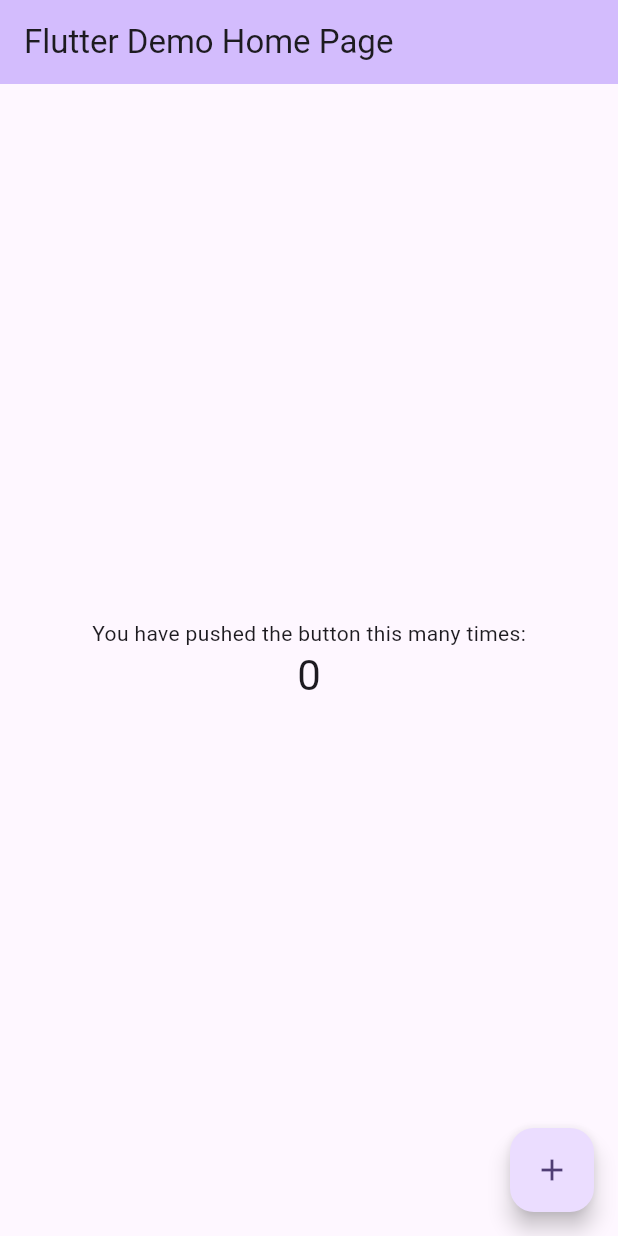
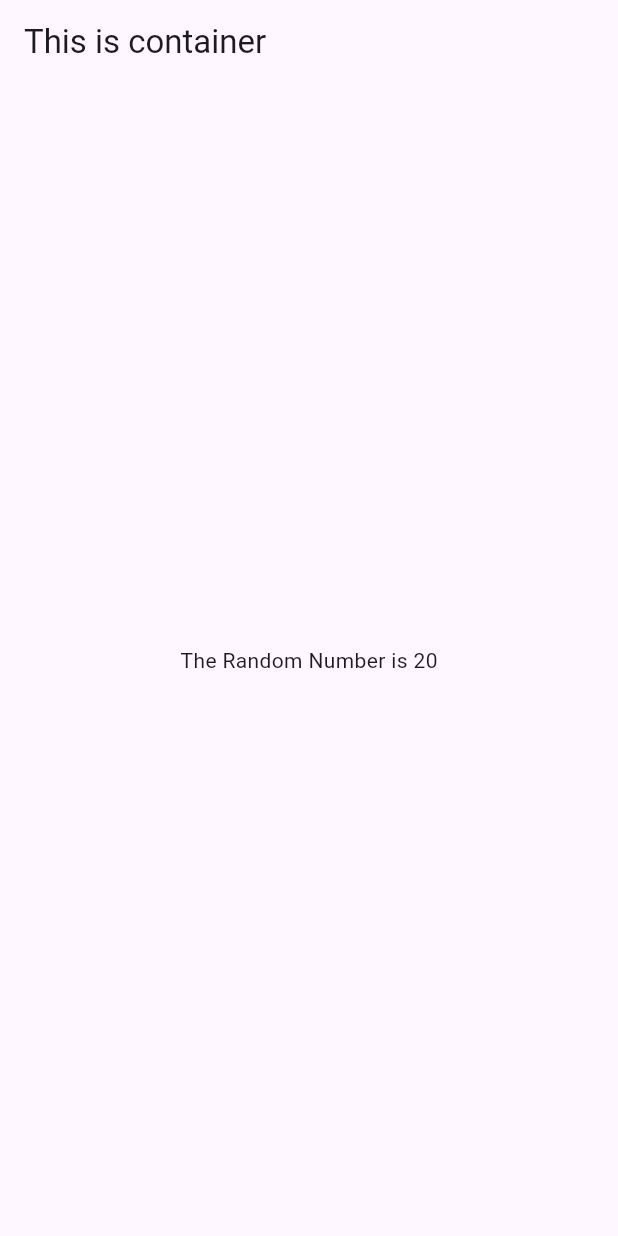
Before and after one commit to alfazrafai/FlutterWidgetPractice, a Flutter app: the screen it shows after launch, on a phone screen of 412 x 824 dp. Run offline on Flutter 3.47's test engine with Material 3 defaults, Android fonts, the phone set to English and light mode, and no system bars.

Commit message:
Container Generate random number

```diff
--- a/lib/main.dart
+++ b/lib/main.dart
@@ -1,122 +1,40 @@
+import 'dart:math';
+
 import 'package:flutter/material.dart';
 
 void main() {
-  runApp(const MyApp());
+  runApp(FlutterWidget());
 }
 
-class MyApp extends StatelessWidget {
-  const MyApp({super.key});
+class FlutterWidget extends StatefulWidget {
+  const FlutterWidget({super.key});
 
-  // This widget is the root of your application.
+  @override
+  State<FlutterWidget> createState() => _FlutterWidgetState();
+}
+
+class _FlutterWidgetState extends State<FlutterWidget> {
   @override
   Widget build(BuildContext context) {
     return MaterialApp(
-      title: 'Flutter Demo',
-      theme: ThemeData(
-        // This is the theme of your application.
-        //
-        // TRY THIS: Try running your application with "flutter run". You'll see
-        // the application has a purple toolbar. Then, without quitting the app,
-        // try changing the seedColor in the colorScheme below to Colors.green
-        // and then invoke "hot reload" (save your changes or press the "hot
-        // reload" button in a Flutter-supported IDE, or press "r" if you used
-        // the command line to start the app).
-        //
-        // Notice that the counter didn't reset back to zero; the application
-        // state is not lost during the reload. To reset the state, use hot
-        // restart instead.
-        //
-        // This works for code too, not just values: Most code changes can be
-        // tested with just a hot reload.
-        colorScheme: ColorScheme.fromSeed(seedColor: Colors.deepPurple),
+      title: "Demo",
+      home: Scaffold(
+        appBar: AppBar(title: Text("This is container")),
+        body:
+            // Center(child: Container(height: 200,
+            //   width: 200,
+            // padding: EdgeInsets.symmetric(horizontal:30, vertical:40),
+            // decoration: BoxDecoration(color: Colors.amberAccent,borderRadius: BorderRadius.only(topLeft: Radius.circular(0))),
+            //
+            // child: Text("data fvxcvfsdfsdfafdsf"),
+            // )
+            //   ,)
+            Center(child: Text("The Random Number is ${getRandom()}")),
       ),
-      home: const MyHomePage(title: 'Flutter Demo Home Page'),
     );
   }
 }
 
-class MyHomePage extends StatefulWidget {
-  const MyHomePage({super.key, required this.title});
-
-  // This widget is the home page of your application. It is stateful, meaning
-  // that it has a State object (defined below) that contains fields that affect
-  // how it looks.
-
-  // This class is the configuration for the state. It holds the values (in this
-  // case the title) provided by the parent (in this case the App widget) and
-  // used by the build method of the State. Fields in a Widget subclass are
-  // always marked "final".
-
-  final String title;
-
-  @override
-  State<MyHomePage> createState() => _MyHomePageState();
+int getRandom() {
+  return Random().nextInt(100);
 }
-
-class _MyHomePageState extends State<MyHomePage> {
-  int _counter = 0;
-
-  void _incrementCounter() {
-    setState(() {
-      // This call to setState tells the Flutter framework that something has
-      // changed in this State, which causes it to rerun the build method below
-      // so that the display can reflect the updated values. If we changed
-      // _counter without calling setState(), then the build method would not be
-      // called again, and so nothing would appear to happen.
-      _counter++;
-    });
-  }
-
-  @override
-  Widget build(BuildContext context) {
-    // This method is rerun every time setState is called, for instance as done
-    // by the _incrementCounter method above.
-    //
-    // The Flutter framework has been optimized to make rerunning build methods
-    // fast, so that you can just rebuild anything that needs updating rather
-    // than having to individually change instances of widgets.
-    return Scaffold(
-      appBar: AppBar(
-        // TRY THIS: Try changing the color here to a specific color (to
-        // Colors.amber, perhaps?) and trigger a hot reload to see the AppBar
-        // change color while the other colors stay the same.
-        backgroundColor: Theme.of(context).colorScheme.inversePrimary,
-        // Here we take the value from the MyHomePage object that was created by
-        // the App.build method, and use it to set our appbar title.
-        title: Text(widget.title),
-      ),
-      body: Center(
-        // Center is a layout widget. It takes a single child and positions it
-        // in the middle of the parent.
-        child: Column(
-          // Column is also a layout widget. It takes a list of children and
-          // arranges them vertically. By default, it sizes itself to fit its
-          // children horizontally, and tries to be as tall as its parent.
-          //
-          // Column has various properties to control how it sizes itself and
-          // how it positions its children. Here we use mainAxisAlignment to
-          // center the children vertically; the main axis here is the vertical
-          // axis because Columns are vertical (the cross axis would be
-          // horizontal).
-          //
-          // TRY THIS: Invoke "debug painting" (choose the "Toggle Debug Paint"
-          // action in the IDE, or press "p" in the console), to see the
-          // wireframe for each widget.
-          mainAxisAlignment: MainAxisAlignment.center,
-          children: <Widget>[
-            const Text('You have pushed the button this many times:'),
-            Text(
-              '$_counter',
-              style: Theme.of(context).textTheme.headlineMedium,
-            ),
-          ],
-        ),
-      ),
-      floatingActionButton: FloatingActionButton(
-        onPressed: _incrementCounter,
-        tooltip: 'Increment',
-        child: const Icon(Icons.add),
-      ), // This trailing comma makes auto-formatting nicer for build methods.
-    );
-  }
-}
```
